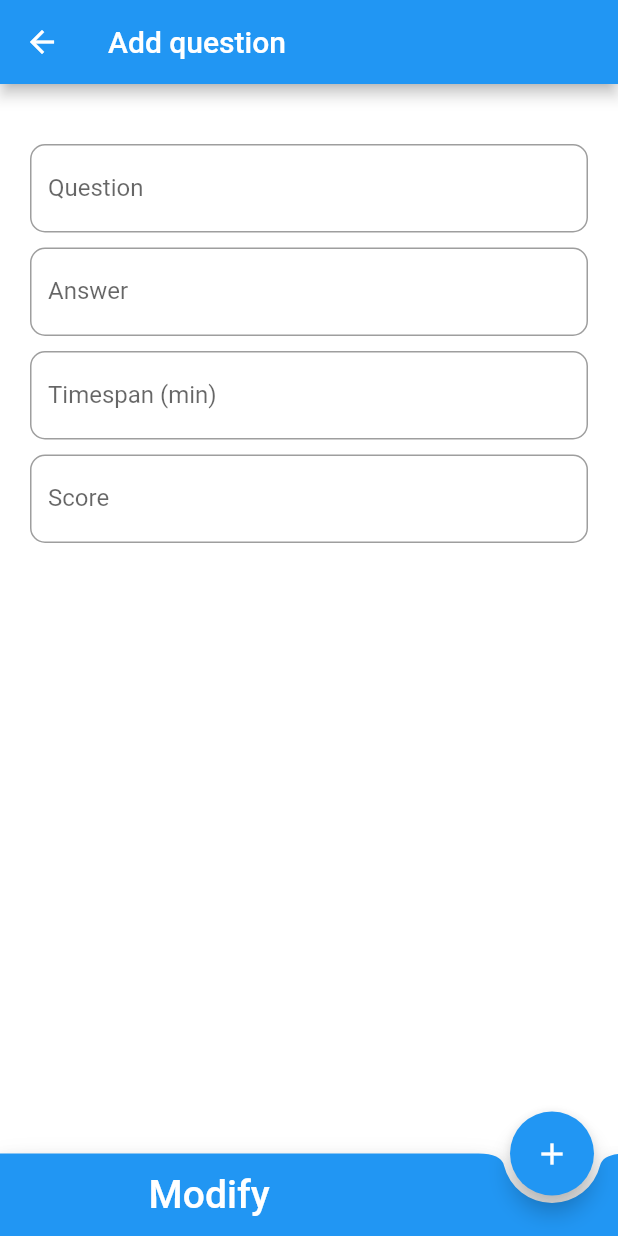
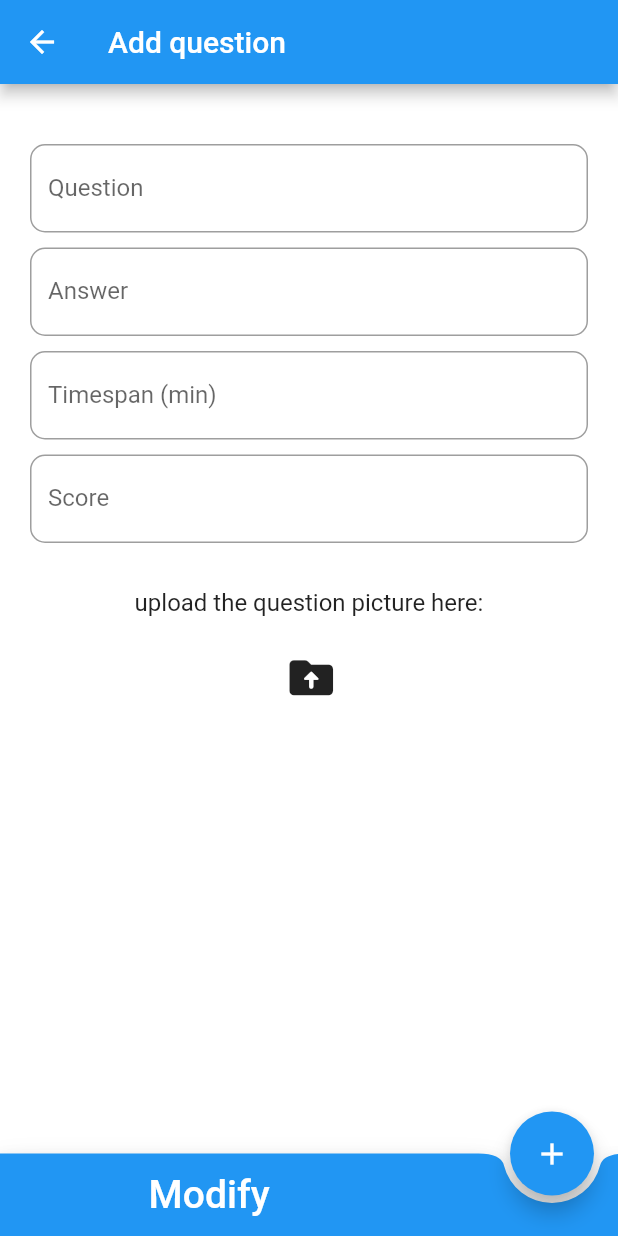
Before and after one commit to pzavros/Inspire-MobileApp, a Flutter app: the AddQuestion screen opened directly with empty values, on a phone screen of 412 x 824 dp. Run offline on Flutter 3.47's test engine with Material 2 defaults, Android fonts, the phone set to English and light mode, and no system bars; our stand-ins replace firebase_core, firebase_database, firebase_storage, image_picker, shared_preferences, timer_count_down; accounts and stored records are empty.

Commit message:
attempt to upload picture
uploading picture from device to firebase store

```diff
--- a/lib/add_question_view.dart
+++ b/lib/add_question_view.dart
@@ -1,6 +1,10 @@
+import 'dart:io';
+
 import 'package:firebase_database/firebase_database.dart';
+import 'package:firebase_storage/firebase_storage.dart';
 import 'package:flutter/material.dart';
 import 'package:flutter/services.dart';
+import 'package:image_picker/image_picker.dart';
 import 'class/question_obj.dart';
 import 'modify_view.dart';
 
@@ -24,6 +28,8 @@ class _AddQuestionState extends State<AddQuestion> {
   // initialize a reference of the firebase
   late DatabaseReference dbRef;
   DatabaseReference db=FirebaseDatabase.instance.ref();
+  // image url
+  String imageURL='';
 
   int index=0;
   List listOfQuestion=[];
@@ -37,12 +43,12 @@ class _AddQuestionState extends State<AddQuestion> {
       index=(widget.currentIndex!+1);
     }
     // print(widget.currentIndex);
-    //getData('Competitions/${widget.competitionId}/questions');
-    //(widget.questionArray!=null)?print(widget.questionArray):print(null);
+    // getData('Competitions/${widget.competitionId}/questions');
+    // (widget.questionArray!=null)?print(widget.questionArray):print(null);
     // for (int i=0; i<widget.questionArray!.length; i++){
     //   print(widget.questionArray![i]);
     // }
-    //print(widget.questionArray);
+    // print(widget.questionArray);
     super.initState();
   }
 
@@ -138,8 +144,33 @@ class _AddQuestionState extends State<AddQuestion> {
                       labelText: 'Score',
                     ),
                   ),
-                  const SizedBox(
-                    height: 10,
+                  const SizedBox(height: 30),
+                  // upload picture
+                  const Text('upload the question picture here:',style: TextStyle(fontSize: 16)),
+                  const SizedBox(height: 15),
+                  IconButton(icon: const Icon(Icons.drive_folder_upload_rounded,size: 35,),
+                      onPressed: () async {
+                        // first pick a picture from the device
+                        ImagePicker imagePicker=ImagePicker();
+                        XFile? file =await imagePicker.pickImage(source: ImageSource.gallery);
+                        // if picture path is null terminate uploading progress
+                        if(file==null)return;
+                        // get firebase storage reference
+                        Reference rootRef=FirebaseStorage.instance.ref();
+                        // generate a unique key for the picture
+                        String uniqueKey=DateTime.now().millisecondsSinceEpoch.toString();
+                        // picture path
+                        Reference upload=rootRef.child('images/$uniqueKey');
+                        try{
+                          // upload
+                          await upload.putFile(File(file!.path));
+                          // get the image url
+                          imageURL= await upload.getDownloadURL();
+                        }
+                        catch(error){
+
+                        }
+                      },
                   ),
                 ],
               ),
--- a/pubspec.yaml
+++ b/pubspec.yaml
@@ -40,6 +40,9 @@ dependencies:
   uuid: ^3.0.7
   shared_preferences: ^2.0.18
   convert: ^3.1.1
+  http: ^0.13.5
+  image_picker: ^0.8.7
+  firebase_storage: ^11.0.16
 
 dev_dependencies:
   flutter_test:
```
